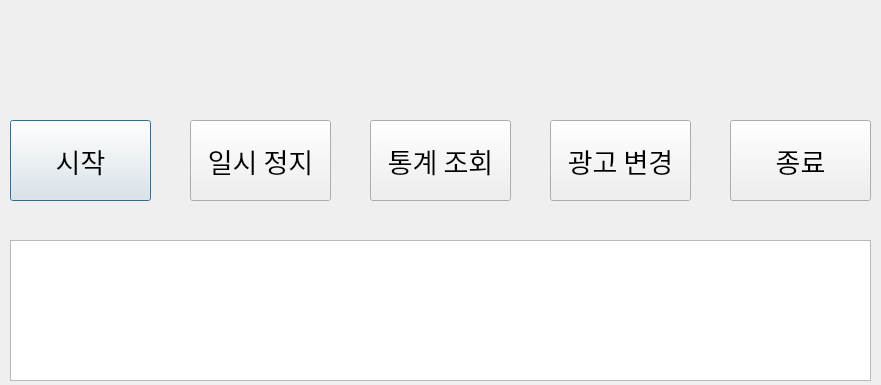
Before: the Qt Designer form serverfinal.ui in sannyuni33/smartAD, drawn with Qt 5; both pictures show x 0 to 881 and y 340 to 725 of the 881 by 725 pixel window.
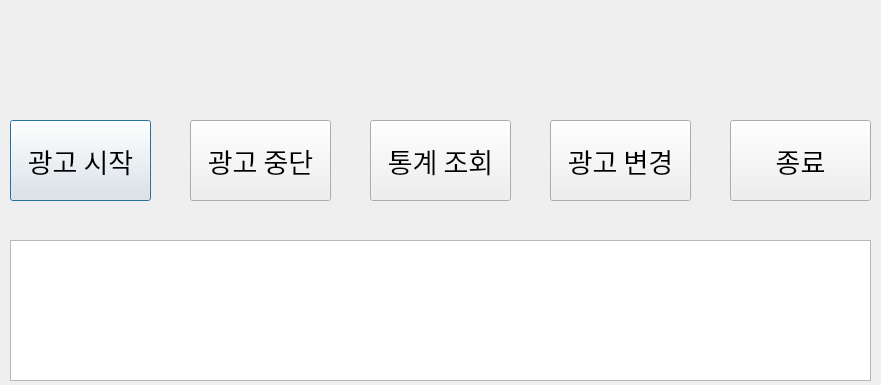
After: the same form once the commit is applied.

Commit message: 2020.04.30 commit 서버 GUI window 클래스의 send 메소드를 클래스 밖에서 static 하게 정의

Diff of the .ui file:
```diff
--- a/serverfinal.ui
+++ b/serverfinal.ui
@@ -29,12 +29,31 @@
     </font>
    </property>
    <property name="text">
-    <string>시작</string>
+    <string>광고 시작</string>
    </property>
   </widget>
   <widget class="QPushButton" name="pushButton_2">
    <property name="geometry">
     <rect>
+     <x>190</x>
+     <y>460</y>
+     <width>141</width>
+     <height>81</height>
+    </rect>
+   </property>
+   <property name="font">
+    <font>
+     <family>08서울남산체 B</family>
+     <pointsize>20</pointsize>
+    </font>
+   </property>
+   <property name="text">
+    <string>광고 중단</string>
+   </property>
+  </widget>
+  <widget class="QPushButton" name="pushButton_3">
+   <property name="geometry">
+    <rect>
      <x>370</x>
      <y>460</y>
      <width>141</width>
@@ -51,29 +70,10 @@
     <string>통계 조회</string>
    </property>
   </widget>
-  <widget class="QPushButton" name="pushButton_3">
-   <property name="geometry">
-    <rect>
-     <x>190</x>
-     <y>460</y>
-     <width>141</width>
-     <height>81</height>
-    </rect>
-   </property>
-   <property name="font">
-    <font>
-     <family>08서울남산체 B</family>
-     <pointsize>20</pointsize>
-    </font>
-   </property>
-   <property name="text">
-    <string>일시 정지</string>
-   </property>
-  </widget>
   <widget class="QPushButton" name="pushButton_4">
    <property name="geometry">
     <rect>
-     <x>730</x>
+     <x>550</x>
      <y>460</y>
      <width>141</width>
      <height>81</height>
@@ -86,7 +86,7 @@
     </font>
    </property>
    <property name="text">
-    <string>종료</string>
+    <string>광고 변경</string>
    </property>
   </widget>
   <widget class="QLabel" name="label">
@@ -133,7 +133,7 @@
   <widget class="QPushButton" name="pushButton_5">
    <property name="geometry">
     <rect>
-     <x>550</x>
+     <x>730</x>
      <y>460</y>
      <width>141</width>
      <height>81</height>
@@ -146,7 +146,7 @@
     </font>
    </property>
    <property name="text">
-    <string>광고 변경</string>
+    <string>종료</string>
    </property>
   </widget>
  </widget>
```
The commit also changes 2 other files.
